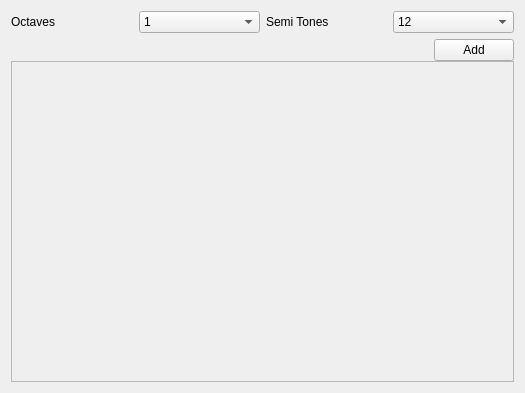
Above: src/qt/Settings/StringEditor.ui from chuckfairy/OrzaSteel before the change. Below: the same form after it.
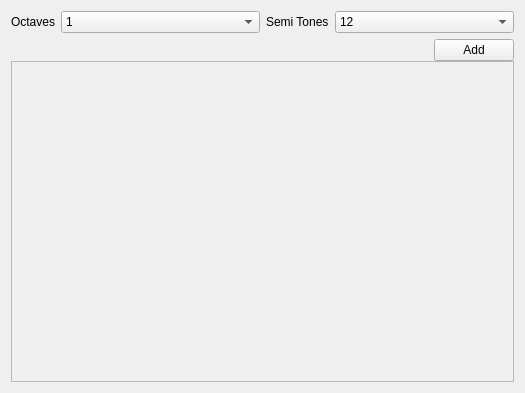
That is the form after the change.

The edit to the form file:
```diff
--- a/src/qt/Settings/StringEditor.ui
+++ b/src/qt/Settings/StringEditor.ui
@@ -29,6 +29,12 @@
        </property>
        <item>
         <widget class="QLabel" name="octave_label">
+         <property name="sizePolicy">
+          <sizepolicy hsizetype="Fixed" vsizetype="Preferred">
+           <horstretch>0</horstretch>
+           <verstretch>0</verstretch>
+          </sizepolicy>
+         </property>
          <property name="text">
           <string>Octaves</string>
          </property>
@@ -36,6 +42,12 @@
        </item>
        <item>
         <widget class="QComboBox" name="octave_input">
+         <property name="sizePolicy">
+          <sizepolicy hsizetype="Preferred" vsizetype="Fixed">
+           <horstretch>0</horstretch>
+           <verstretch>0</verstretch>
+          </sizepolicy>
+         </property>
          <item>
           <property name="text">
            <string>1</string>
@@ -64,6 +76,12 @@
       <layout class="QHBoxLayout" name="semitone_layout">
        <item>
         <widget class="QLabel" name="semitone_label">
+         <property name="sizePolicy">
+          <sizepolicy hsizetype="Fixed" vsizetype="Preferred">
+           <horstretch>0</horstretch>
+           <verstretch>0</verstretch>
+          </sizepolicy>
+         </property>
          <property name="text">
           <string>Semi Tones</string>
          </property>
```
